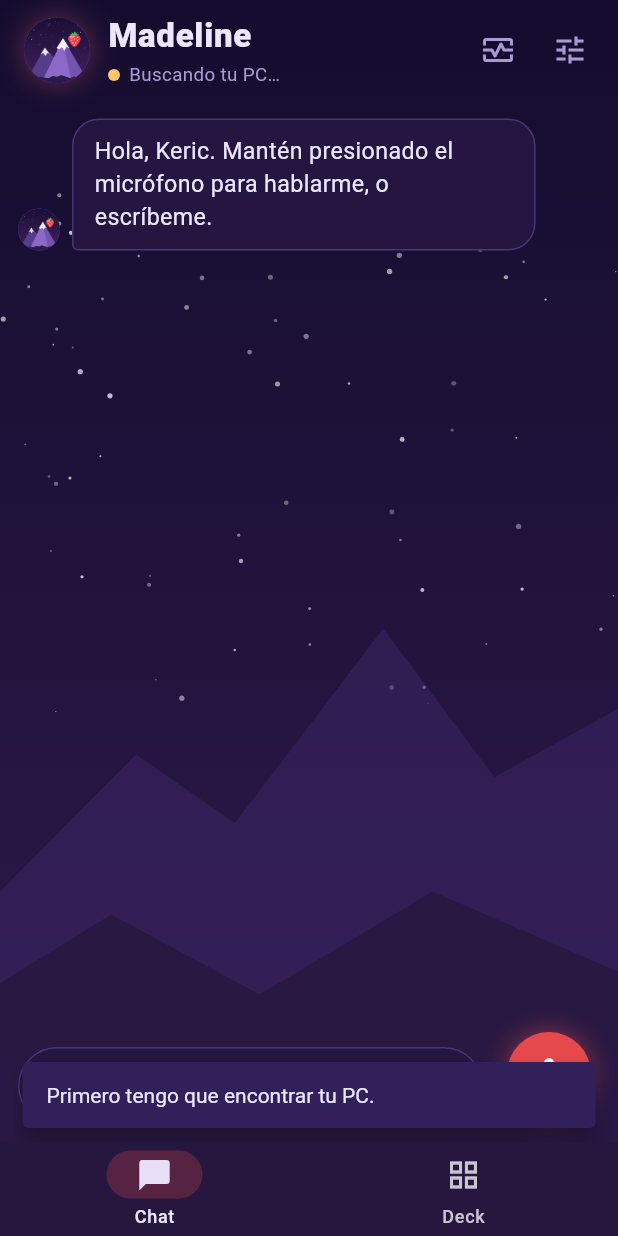
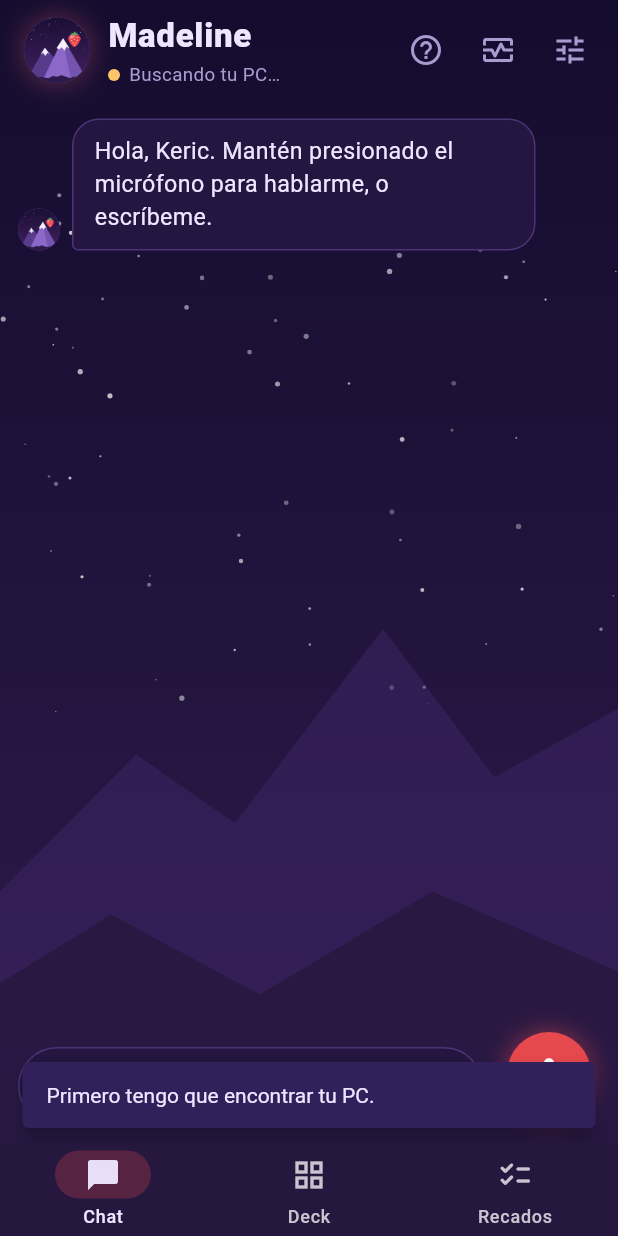
Before and after one commit to AQ-Keric/madeline, a Flutter app: the screen it shows after launch, after a tap on the "monitor heart" icon, on a phone screen of 412 x 824 dp. Run offline on Flutter 3.47's test engine with Material 3 defaults, Android fonts, the phone set to English and light mode, and no system bars; our stand-ins replace audioplayers, permission_handler, shared_preferences; missing offline and left inert: gal, record.

Commit message:
Recados y agenda de Google en Madeline, en la barra y en el celular
- Recados sin hora ("recuérdame que…") y Google Calendar (leer y crear
  eventos) como temas de Groq; la hora dicha se interpreta como en Lucy.
- Widget y panel de recados para la barra de Noctalia.
- App: pestaña Recados con la agenda de la semana y ayuda de cómo hablarle.

Co-Authored-By: Claude Opus 5.5 <noreply@anthropic.com>

```diff
--- a/mobile/lib/pantalla_principal.dart
+++ b/mobile/lib/pantalla_principal.dart
@@ -11,7 +11,9 @@ import 'package:permission_handler/permission_handler.dart';
 import 'package:record/record.dart';
 
 import 'conexion.dart';
+import 'pantalla_ayuda.dart';
 import 'pantalla_deck.dart';
+import 'pantalla_recados.dart';
 import 'tema.dart';
 import 'widgets/burbuja.dart';
 import 'widgets/fondo_montana.dart';
@@ -34,7 +36,7 @@ class _PantallaPrincipalState extends State<PantallaPrincipal> with WidgetsBindi
     Mensaje('Hola, Keric. Mantén presionado el micrófono para hablarme, o escríbeme.', deMadeline: true),
   ];
 
-  // 0: chat, 1: deck de botones.
+  // 0: chat, 1: deck de botones, 2: recados y agenda.
   int _pestana = 0;
 
   bool _grabando = false;
@@ -319,6 +321,23 @@ class _PantallaPrincipalState extends State<PantallaPrincipal> with WidgetsBindi
     );
   }
 
+  void _abrirAyuda() {
+    FocusScope.of(context).unfocus();
+    Navigator.push(
+      context,
+      MaterialPageRoute(
+        builder: (_) => PantallaAyuda(
+          alElegirFrase: (frase) {
+            // La frase queda escrita en el chat, lista para enviar o cambiar.
+            _texto.text = frase;
+            _texto.selection = TextSelection.collapsed(offset: frase.length);
+            setState(() => _pestana = 0);
+          },
+        ),
+      ),
+    );
+  }
+
   // ------------------------------------------------------------
   // Interfaz
   // ------------------------------------------------------------
@@ -364,6 +383,11 @@ class _PantallaPrincipalState extends State<PantallaPrincipal> with WidgetsBindi
                 _estado(),
               ],
             ),
+          ),
+          IconButton(
+            tooltip: 'Cómo hablarle',
+            icon: const Icon(Icons.help_outline_rounded, color: Colores.textoSuave),
+            onPressed: _abrirAyuda,
           ),
           IconButton(
             tooltip: 'Estado del PC',
@@ -496,6 +520,7 @@ class _PantallaPrincipalState extends State<PantallaPrincipal> with WidgetsBindi
                   children: [
                     _chat(),
                     PantallaDeck(conexion: _conexion, alLlegarCaptura: _capturaDesdeDeck),
+                    PantallaRecados(conexion: _conexion, activa: _pestana == 2),
                   ],
                 ),
               ),
@@ -520,6 +545,8 @@ class _PantallaPrincipalState extends State<PantallaPrincipal> with WidgetsBindi
               label: 'Chat'),
           NavigationDestination(
               icon: Icon(Icons.grid_view_outlined), selectedIcon: Icon(Icons.grid_view_rounded), label: 'Deck'),
+          NavigationDestination(
+              icon: Icon(Icons.checklist_rounded), selectedIcon: Icon(Icons.checklist_rtl_rounded), label: 'Recados'),
         ],
       ),
     );
--- /dev/null
+++ b/mobile/lib/pantalla_recados.dart
@@ -0,0 +1,255 @@
+import 'package:flutter/material.dart';
+import 'package:flutter/services.dart';
+
+import 'conexion.dart';
+import 'tema.dart';
+
+/// Los recados (los mismos del panel de la barra del PC) y lo que viene en
+/// la agenda los próximos 7 días. Todo directo, sin pasar por Groq.
+class PantallaRecados extends StatefulWidget {
+  const PantallaRecados({super.key, required this.conexion, required this.activa});
+
+  final Conexion conexion;
+
+  /// Si la pestaña está a la vista: al volver a ella se recarga.
+  final bool activa;
+
+  @override
+  State<PantallaRecados> createState() => _PantallaRecadosState();
+}
+
+const _dias = ['lunes', 'martes', 'miércoles', 'jueves', 'viernes', 'sábado', 'domingo'];
+const _meses = [
+  'enero', 'febrero', 'marzo', 'abril', 'mayo', 'junio',
+  'julio', 'agosto', 'septiembre', 'octubre', 'noviembre', 'diciembre',
+];
+
+class _PantallaRecadosState extends State<PantallaRecados> {
+  final _nuevo = TextEditingController();
+
+  List<Map<String, dynamic>>? _recados;
+  List<Map<String, dynamic>>? _eventos;
+  String? _errorAgenda;
+  bool _cargando = false;
+
+  Conexion get _conexion => widget.conexion;
+
+  @override
+  void initState() {
+    super.initState();
+    if (widget.activa) _cargar();
+  }
+
+  @override
+  void didUpdateWidget(PantallaRecados anterior) {
+    super.didUpdateWidget(anterior);
+    if (widget.activa && !anterior.activa) _cargar();
+  }
+
+  @override
+  void dispose() {
+    _nuevo.dispose();
+    super.dispose();
+  }
+
+  Future<void> _cargar() async {
+    if (_cargando) return;
+    setState(() => _cargando = true);
+    final resultados = await Future.wait([_conexion.recados(), _conexion.agenda()]);
+    if (!mounted) return;
+    final agenda = resultados[1] as Map<String, dynamic>?;
+    setState(() {
+      _cargando = false;
+      _recados = resultados[0] as List<Map<String, dynamic>>?;
+      _eventos = (agenda?['eventos'] as List?)?.cast<Map<String, dynamic>>();
+      _errorAgenda = agenda == null ? 'No encuentro tu PC en esta red.' : agenda['error'] as String?;
+    });
+  }
+
+  Future<void> _agregar() async {
+    final texto = _nuevo.text.trim();
+    if (texto.isEmpty) return;
+    _nuevo.clear();
+    if (await _conexion.agregarRecado(texto)) {
+      HapticFeedback.lightImpact();
+      _cargar();
+    } else {
+      _nuevo.text = texto;
+      _avisar('No pude guardar el recado. ¿Está prendido el PC?');
+    }
+  }
+
+  Future<void> _tachar(Map<String, dynamic> recado) async {
+    HapticFeedback.selectionClick();
+    setState(() => _recados?.remove(recado));
+    if (!await _conexion.borrarRecado(recado['id'] as int)) {
+      _avisar('No pude tachar el recado.');
+      _cargar();
+    }
+  }
+
+  void _avisar(String texto) {
+    if (!mounted) return;
+    ScaffoldMessenger.of(context)
+      ..hideCurrentSnackBar()
+      ..showSnackBar(SnackBar(content: Text(texto)));
+  }
+
+  // ------------------------------------------------------------
+  // Interfaz
+  // ------------------------------------------------------------
+
+  Widget _titulo(String texto) {
+    return Padding(
+      padding: const EdgeInsets.fromLTRB(4, 20, 4, 10),
+      child: Text(texto.toUpperCase(),
+          style: const TextStyle(
+              color: Colores.textoSuave, fontSize: 12, fontWeight: FontWeight.w700, letterSpacing: 1.1)),
+    );
+  }
+
+  Widget _tarjeta(Widget hijo) {
+    return Container(
+      decoration: BoxDecoration(
+        color: Colores.superficie.withValues(alpha: 0.9),
+        borderRadius: BorderRadius.circular(16),
+        border: Border.all(color: Colores.borde),
+      ),
+      child: hijo,
+    );
+  }
+
+  Widget _vacio(String texto) {
+    return Padding(
+      padding: const EdgeInsets.symmetric(vertical: 18, horizontal: 16),
+      child: Text(texto, style: const TextStyle(color: Colores.textoSuave)),
+    );
+  }
+
+  Widget _entrada() {
+    return TextField(
+      controller: _nuevo,
+      textCapitalization: TextCapitalization.sentences,
+      textInputAction: TextInputAction.done,
+      onSubmitted: (_) => _agregar(),
+      style: const TextStyle(color: Colores.texto),
+      decoration: InputDecoration(
+        hintText: 'Nuevo recado…',
+        hintStyle: const TextStyle(color: Colores.textoSuave),
+        filled: true,
+        fillColor: Colores.superficie.withValues(alpha: 0.95),
+        contentPadding: const EdgeInsets.symmetric(horizontal: 18, vertical: 14),
+        suffixIcon: IconButton(icon: const Icon(Icons.add_rounded, color: Colores.fresa), onPressed: _agregar),
+        border: OutlineInputBorder(
+            borderRadius: BorderRadius.circular(28), borderSide: const BorderSide(color: Colores.borde)),
+        enabledBorder: OutlineInputBorder(
+            borderRadius: BorderRadius.circular(28), borderSide: const BorderSide(color: Colores.borde)),
+        focusedBorder: OutlineInputBorder(
+            borderRadius: BorderRadius.circular(28), borderSide: const BorderSide(color: Colores.fresa)),
+      ),
+    );
+  }
+
+  Widget _listaRecados() {
+    final lista = _recados;
+    if (lista == null) {
+      return _tarjeta(_vacio(_cargando ? 'Cargando…' : 'No encuentro tu PC en esta red.'));
+    }
+    if (lista.isEmpty) return _tarjeta(_vacio('Sin recados. Qué orden.'));
+    return _tarjeta(Column(
+      children: [
+        for (final (i, r) in lista.indexed) ...[
+          if (i > 0) const Divider(height: 1, color: Colores.borde, indent: 52),
+          ListTile(
+            leading: IconButton(
+              tooltip: 'Tachar',
+              icon: const Icon(Icons.check_box_outline_blank_rounded, color: Colores.fresa),
+              onPressed: () => _tachar(r),
+            ),
+            title: Text(r['texto']?.toString() ?? ''),
+          ),
+        ],
+      ],
+    ));
+  }
+
+  String _dia(DateTime d) {
+    final hoy = DateTime.now();
+    final diferencia = DateTime(d.year, d.month, d.day).difference(DateTime(hoy.year, hoy.month, hoy.day)).inDays;
+    if (diferencia == 0) return 'Hoy';
+    if (diferencia == 1) return 'Mañana';
+    final nombre = _dias[d.weekday - 1];
+    return '${nombre[0].toUpperCase()}${nombre.substring(1)} ${d.day} de ${_meses[d.month - 1]}';
+  }
+
+  Widget _agenda() {
+    final eventos = _eventos;
+    if (eventos == null || _errorAgenda != null && eventos.isEmpty) {
+      return _tarjeta(_vacio(_cargando ? 'Cargando…' : 'No pude revisar tu calendario.'));
+    }
+    if (eventos.isEmpty) return _tarjeta(_vacio('Nada agendado esta semana.'));
+
+    final porDia = <String, List<Map<String, dynamic>>>{};
+    for (final e in eventos) {
+      porDia.putIfAbsent(e['fecha'] as String, () => []).add(e);
+    }
+    return Column(
+      children: [
+        for (final MapEntry(key: fecha, value: delDia) in porDia.entries)
+          Padding(
+            padding: const EdgeInsets.only(bottom: 10),
+            child: _tarjeta(Padding(
+              padding: const EdgeInsets.fromLTRB(16, 12, 16, 6),
+              child: Column(
+                crossAxisAlignment: CrossAxisAlignment.start,
+                children: [
+                  Text(_dia(DateTime.parse(fecha)),
+                      style: const TextStyle(color: Colores.fresa, fontWeight: FontWeight.w700)),
+                  const SizedBox(height: 6),
+                  for (final e in delDia)
+                    Padding(
+                      padding: const EdgeInsets.only(bottom: 8),
+                      child: Row(
+                        crossAxisAlignment: CrossAxisAlignment.start,
+                        children: [
+                          SizedBox(
+                            width: 80,
+                            child: Text((e['hora'] as String).isEmpty ? 'Todo el día' : e['hora'] as String,
+                                style: const TextStyle(color: Colores.textoSuave, fontSize: 13)),
+                          ),
+                          Expanded(child: Text(e['titulo']?.toString() ?? '')),
+                        ],
+                      ),
+                    ),
+                ],
+              ),
+            )),
+          ),
+      ],
+    );
+  }
+
+  @override
+  Widget build(BuildContext context) {
+    return RefreshIndicator(
+      color: Colores.fresa,
+      backgroundColor: Colores.superficie,
+      onRefresh: _cargar,
+      child: GestureDetector(
+        onTap: () => FocusScope.of(context).unfocus(),
+        child: ListView(
+          physics: const AlwaysScrollableScrollPhysics(),
+          padding: const EdgeInsets.fromLTRB(12, 4, 12, 24),
+          children: [
+            _titulo('Recados'),
+            _entrada(),
+            const SizedBox(height: 10),
+            _listaRecados(),
+            _titulo('Próximos 7 días'),
+            _agenda(),
+          ],
+        ),
+      ),
+    );
+  }
+}
--- a/requirements.txt
+++ b/requirements.txt
@@ -11,6 +11,8 @@ python-dotenv==1.2.2
 pillow==12.3.0
 numpy==2.5.4
 vosk==0.3.45
+google-auth==2.62.0
+google-auth-oauthlib==1.5.0
 
 # Tests (TestClient de FastAPI)
 httpx==0.28.1
```
Also changed, not shown: mobile/lib/conexion.dart (+37 -0 lines), mobile/lib/pantalla_ayuda.dart (added, +337 -0 lines), noctalia/madeline-recados/translations/en.json (added, +8 -0 lines), 10 other files.
